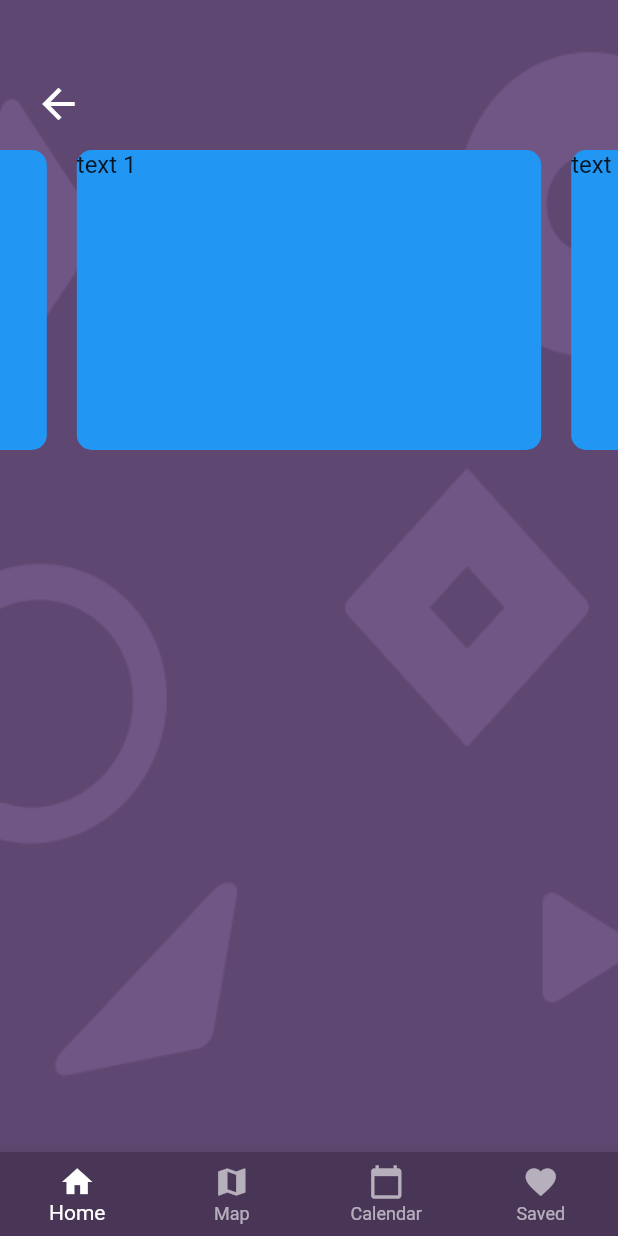
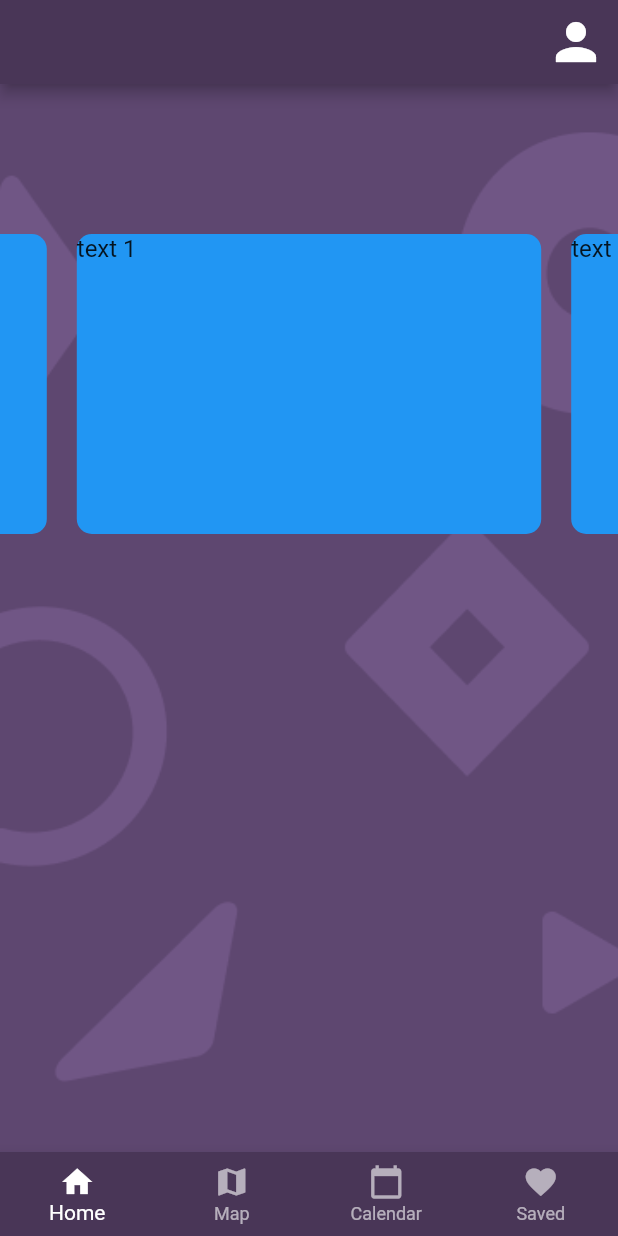
Before and after one commit to Uni-Maps/Uni-Maps, a Flutter app: the screen it shows after launch, on a phone screen of 412 x 824 dp. Run offline on Flutter 3.47's test engine with Material 2 defaults, Android fonts, the phone set to English and light mode, and no system bars; drawn by our look-alikes of carousel_slider; our stand-ins replace cloud_firestore, date_time_picker, firebase_auth, google_maps_flutter, location; missing offline and left inert: sign_button; accounts and stored records are empty.

Commit message:
small changes

```diff
--- a/lib/screens/user_page.dart
+++ b/lib/screens/user_page.dart
@@ -31,6 +31,20 @@ class _UserPage_State extends State<User_Page> {
     var size = MediaQuery.of(context).size;
 
     return Scaffold(
+        appBar: AppBar(
+          actions: <Widget>[
+            IconButton(
+              icon: const Icon(Icons.person),
+              onPressed: () {},
+              iconSize: 40,
+            ),
+            Container(
+                // Add search bar in here
+
+                ),
+          ],
+          backgroundColor: Color(0xff493657),
+        ),
 
         // Add members in here
         resizeToAvoidBottomInset: false,
@@ -49,21 +63,7 @@ class _UserPage_State extends State<User_Page> {
           ),
 
           // Back button
-          Container(
-            child: Padding(
-              padding: EdgeInsets.fromLTRB(15, 45, 15, 0),
-              child: Container(
-                child: IconButton(
-                  icon: Icon(Icons.arrow_back),
-                  onPressed: () {
-                    print("line 58");
-                  },
-                  iconSize: 32,
-                  color: Colors.white,
-                ),
-              ),
-            ),
-          ),
+
           // Uni-Maps Title
           Padding(
             padding: const EdgeInsets.fromLTRB(0, 100, 0, 0),
```
